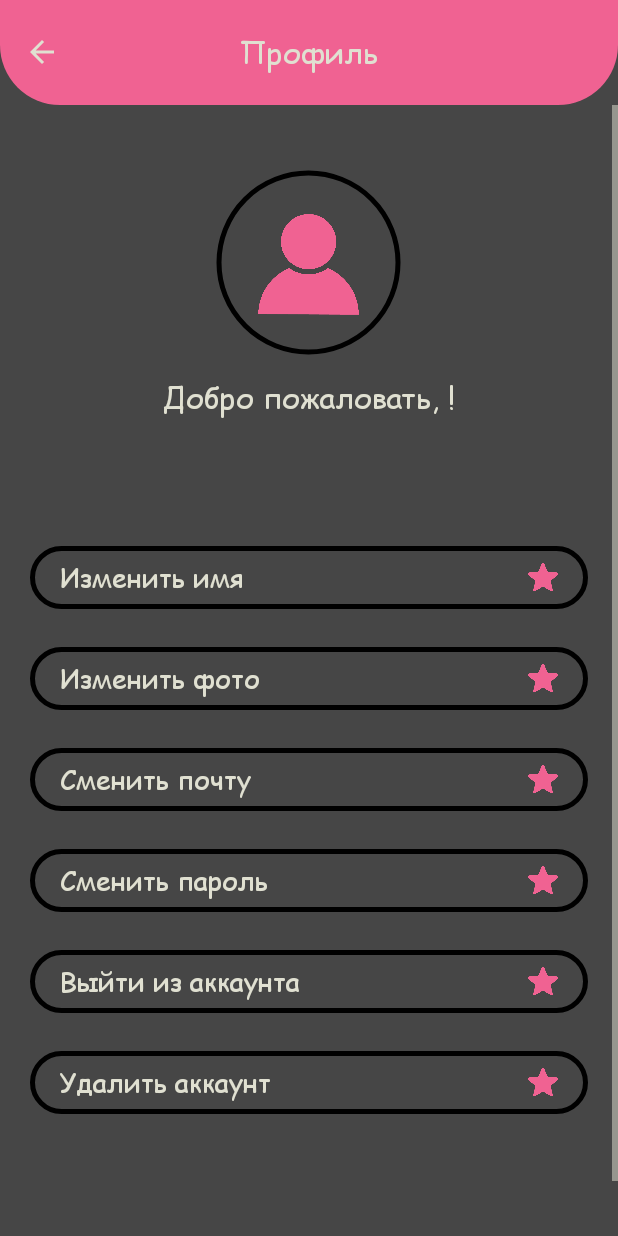
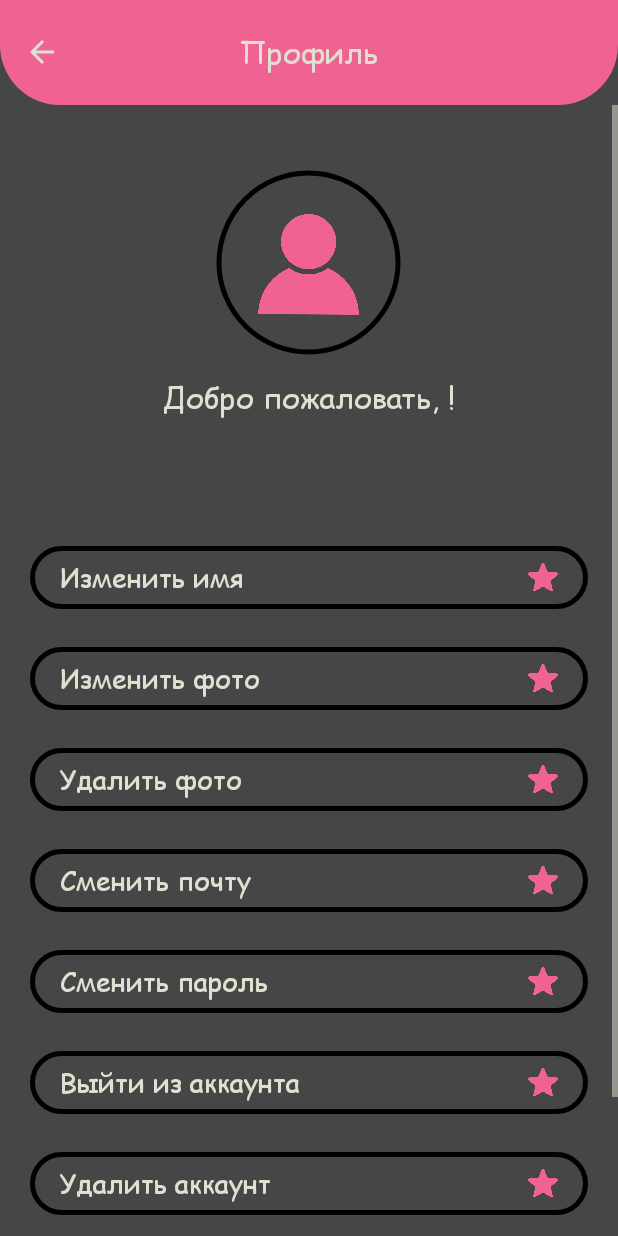
Before and after one commit to Ne-Mobu-u-Ne-ToNu/SadnessLearn, an Android app: the Profile screen opened directly, with no data from a screen before it, on a phone screen of 412 x 824 dp. Run offline under Robolectric (Android 15) with nearby library versions, the phone set to English and light mode, and no system bars; our stand-ins replace Firebase (no records; nobody signed in at launch, a user with empty details on screens opened directly); pictures from the network do not load.

Commit message:
add delete photo button

```diff
--- a/app/src/main/res/layout/activity_profile.xml
+++ b/app/src/main/res/layout/activity_profile.xml
@@ -90,6 +90,19 @@
                 </LinearLayout>
 
                 <LinearLayout
+                    android:id="@+id/lin_lay_profile_delete_photo"
+                    style="@style/LinLaySettingsButton">
+
+                    <TextView
+                        style="@style/TextViewSettingsButton"
+                        android:text="@string/delete_photo"/>
+
+                    <ImageView
+                        style="@style/ImageViewSettingsButton"
+                        android:src="@drawable/ic_star" />
+                </LinearLayout>
+
+                <LinearLayout
                     android:id="@+id/lin_lay_profile_change_mail"
                     style="@style/LinLaySettingsButton">
 
--- a/app/src/main/res/values/strings.xml
+++ b/app/src/main/res/values/strings.xml
@@ -31,6 +31,7 @@
     <string name="profile">Профиль</string>
     <string name="change_name">Изменить имя</string>
     <string name="change_photo">Изменить фото</string>
+    <string name="delete_photo">Удалить фото</string>
     <string name="change_mail">Сменить почту</string>
     <string name="change_password">Сменить пароль</string>
     <string name="sign_out">Выйти из аккаунта</string>
```
Also changed, not shown: 1 other file.
